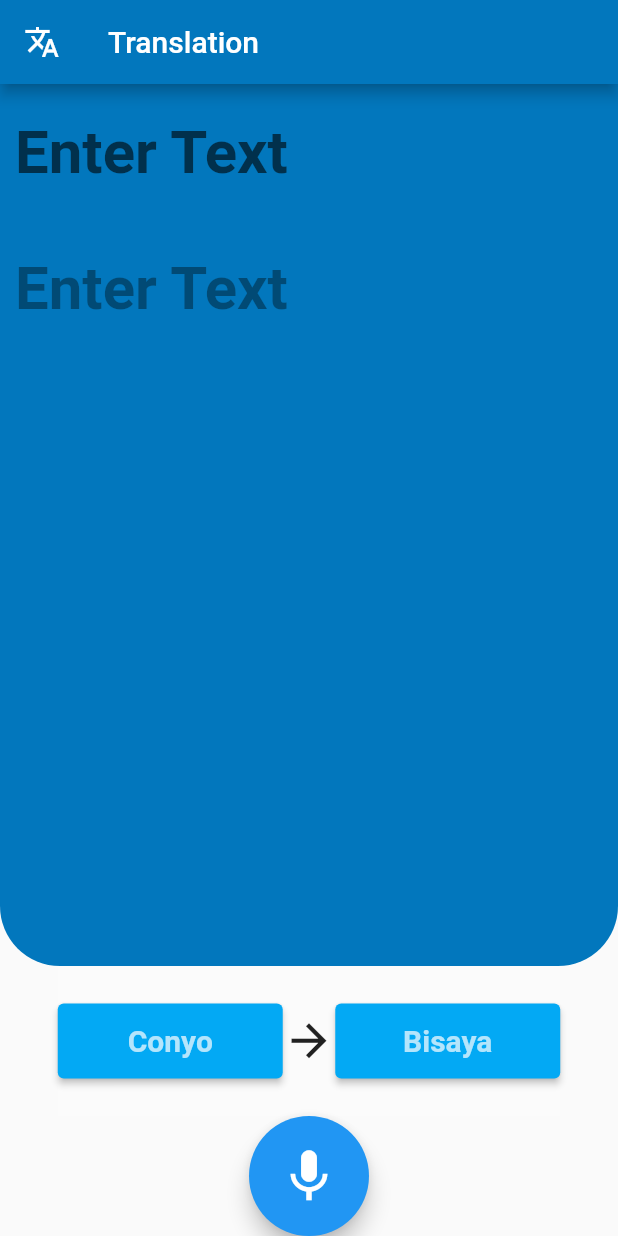
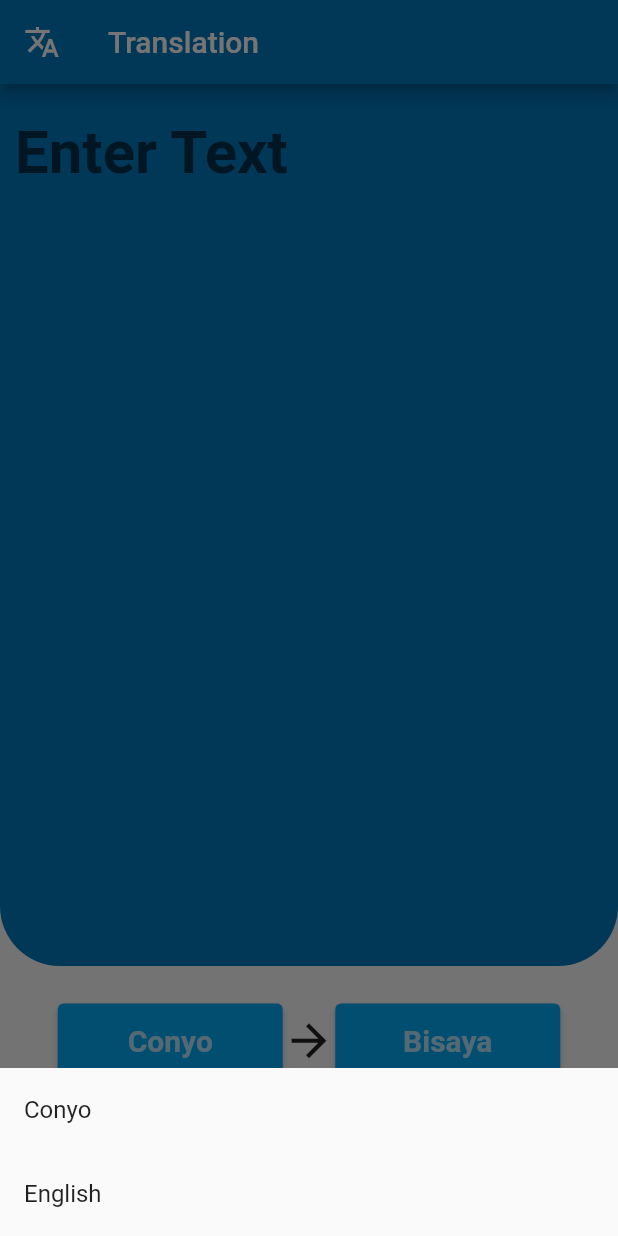
Before and after one commit to rtags911/SpeechRecognition, a Flutter app: the screen it shows after launch, after a tap on "Conyo", on a phone screen of 412 x 824 dp. Run offline on Flutter 3.47's test engine with Material 2 defaults, Android fonts, the phone set to English and light mode, and no system bars; our stand-ins replace fluttertoast, permission_handler; missing offline and left inert: flutter_sound.

```diff
--- a/lib/main.dart
+++ b/lib/main.dart
@@ -1,74 +1,92 @@
+import 'dart:async';
+
 import 'package:flutter/material.dart';
-import 'package:flutter/services.dart';
 import 'package:fluttertoast/fluttertoast.dart';
 import 'package:http/http.dart' as http;
 import 'package:flutter_sound/flutter_sound.dart';
 import 'package:path_provider/path_provider.dart';
-import 'package:logging/logging.dart'; // Import the logging package
+import 'package:logging/logging.dart';
 import 'package:permission_handler/permission_handler.dart';
+
 import 'dart:convert';
 
 void main() {
-  runApp(const MyApp());
+  runApp(MyApp());
 }
 
-class MyApp extends StatefulWidget {
+class MyApp extends StatelessWidget {
   @override
-  State<MyApp> createState() => _MyAppState();
-  const MyApp({super.key});
+  Widget build(BuildContext context) {
+    return const MaterialApp(
+      title: 'Translation App',
+      home: TranslationPage(),
+    );
+  }
 }
 
-class _MyAppState extends State<MyApp> {
-  final Logger _logger = Logger('MyApp'); // Create a logger instance
-  String nine = 'today';
-  String transribetext = '';
-  String translated = 'Translation';
-  String url = 'http://192.168.68.101:5000/upload_audio';
-  int curtindex = 0;
+class TranslationPage extends StatefulWidget {
+  const TranslationPage({Key? key}) : super(key: key);
+
+  @override
+  _TranslationPageState createState() => _TranslationPageState();
+}
+
+class _TranslationPageState extends State<TranslationPage> {
+  final Logger _logger = Logger('TranslationPage');
+TextEditingController textEditingController = TextEditingController();
+  final TextEditingController _textController = TextEditingController();
+  String enteredText = '';
+  Timer? _timer;
+  String transcribedText = '';
+  String TextChoose = 'Conyo';
+  String translatedText = ' ';
+  int currentIndex = 0;
   bool isVisible = true;
   bool isRecording = false;
   late FlutterSoundRecorder _audioRecorder;
-  bool shouldHideSizedBox = false;
 
   @override
   void initState() {
     super.initState();
     _audioRecorder = FlutterSoundRecorder();
     _audioRecorder.openRecorder();
-
     requestPermissions();
     WidgetsBinding.instance.addPostFrameCallback((_) {
-      // Add a listener to check the keyboard status after the build is completed
       checkKeyboardVisibility();
     });
   }
 
+void updateHintText(String translatedWord) {
+    setState(() {
+      textEditingController.text =
+          translatedWord; // Update text in the controller
+    });
+  }
   void checkKeyboardVisibility() {
+    WidgetsBinding.instance.addPostFrameCallback((_) {
       final mediaQueryData = MediaQuery.of(context);
       final keyboardHeight = mediaQueryData.viewInsets.bottom;
+      if (mounted) {
         setState(() {
           isVisible = keyboardHeight <= 0;
         });
       }
+    });
+  }
 
   Future<void> requestPermissions() async {
-    // Request both RECORD_AUDIO and WRITE_EXTERNAL_STORAGE permissions
     Map<Permission, PermissionStatus> statuses = await [
       Permission.microphone,
       Permission.storage,
     ].request();
-
-    // Check the status for each permission
     if (statuses[Permission.microphone]!.isGranted &&
         statuses[Permission.storage]!.isGranted) {
-      // Permissions granted, you can proceed with audio recording or other tasks.
+      // Permissions granted
     } else if (statuses[Permission.microphone]!.isDenied ||
         statuses[Permission.storage]!.isDenied) {
-      // Permissions denied on the first request, show a message or explanation to the user.
       _showPermissionDeniedDialog();
     } else if (statuses[Permission.microphone]!.isPermanentlyDenied ||
         statuses[Permission.storage]!.isPermanentlyDenied) {
-      // Permissions permanently denied, open app settings so the user can enable them manually.
       openAppSettings();
     }
   }
@@ -97,12 +115,10 @@ class _MyAppState extends State<MyApp> {
       if (!isRecording) {
         final tempDir = await getTemporaryDirectory();
         final recordingPath = '${tempDir.path}/my_audio.wav';
-
         await _audioRecorder.startRecorder(
           toFile: recordingPath,
           codec: Codec.pcm16WAV,
         );
-
         Fluttertoast.showToast(
           msg: 'Recording!',
           toastLength: Toast.LENGTH_SHORT,
@@ -110,13 +126,11 @@ class _MyAppState extends State<MyApp> {
           backgroundColor: Colors.red,
           textColor: Colors.white,
         );
-
         setState(() {
-          isRecording = true; // Update the state when recording starts
+          isRecording = true;
         });
       } else {
         await _audioRecorder.stopRecorder();
-
         Fluttertoast.showToast(
           msg: 'Recording stopped',
           toastLength: Toast.LENGTH_SHORT,
@@ -124,12 +138,9 @@ class _MyAppState extends State<MyApp> {
           backgroundColor: Colors.green,
           textColor: Colors.white,
         );
-
-        // Send the recorded audio to the server
         await sendAudioToServer();
-
         setState(() {
-          isRecording = false; // Update the state when recording stops
+          isRecording = false;
         });
       }
     } catch (e) {
@@ -139,59 +150,56 @@ class _MyAppState extends State<MyApp> {
 
   Future<void> sendAudioToServer() async {
     try {
-      final tempDir =
-          await getTemporaryDirectory(); // Get the temporary directory
+      final tempDir = await getTemporaryDirectory();
       final recordingPath = '${tempDir.path}/my_audio.wav';
-
-      var uri = Uri.parse(url); // Replace with your Flask backend URL
+      var uri = Uri.parse('http://192.168.31.29:5000/upload_audio/$TextChoose');
       var request = http.MultipartRequest('POST', uri)
         ..files.add(await http.MultipartFile.fromPath('audio', recordingPath));
 
       var response = await request.send();
+
       if (response.statusCode == 200) {
-        // Successfully uploaded audio, handle the response
         String responseBody = await response.stream.bytesToString();
         Map<String, dynamic> jsonResponse = json.decode(responseBody);
-
-        // Extract recognized and translated text
         String recognizedText = jsonResponse['recognized_text'];
         String translatedText = jsonResponse['translated_text'];
-
-        // Update the UI with the transcription and translation
         setState(() {
-          transribetext = recognizedText.replaceAll('"', '');
-          translated = translatedText.replaceAll('"', '');
+          transcribedText = recognizedText.replaceAll('"', '');
+          print(transcribedText);
+          translatedText = translatedText.replaceAll('"', '');
+          print(translatedText);
         });
       } else {
-        // Handle errors
-        _logger.warning(
-            'Error: ${response.reasonPhrase}'); // Use the logger for warnings
+        _logger.warning('Error: ${response.reasonPhrase}');
       }
     } catch (e) {
-      _logger.severe(
-          'Error sending audio to server: $e'); // Use the logger for errors
+      _logger.severe('Error sending audio to server: $e');
     }
   }
 
   Future<void> sendTextToServer(String text) async {
     try {
-      var uri = Uri.parse(url); // Replace with your Flask backend URL
-      var response = await http.post(
-        uri,
-        headers: {'Content-Type': 'application/json'},
-        body: jsonEncode({'text': text}),
-      );
+      // Replace the URL with your server endpoint
+      // ignore: prefer_interpolation_to_compose_strings
+      var uri = Uri.parse('http://192.168.68.101:5000/$TextChoose');
+
+      var request = http.MultipartRequest('POST', uri)
+        ..fields['text'] =
+            enteredText; // Sending text as a field in the request
+
+      var response = await request.send();
 
       if (response.statusCode == 200) {
-        // Successfully received the translated text from the server
-        String translatedText = jsonDecode(response.body)['translated_text'];
+        String responseBody = await response.stream.bytesToString();
+        Map<String, dynamic> jsonResponse = json.decode(responseBody);
+        String recognizedText = jsonResponse['recognized_text'];
+        String translatedText = jsonResponse['translated_text'];
 
-        // Update the UI with the translated text
         setState(() {
-          transribetext = translatedText.replaceAll('"', '');
+          transcribedText = recognizedText.replaceAll('"', '');
+          translatedText = translatedText.replaceAll('"', '');
         });
       } else {
-        // Handle errors from the server
         _logger.warning('Error: ${response.reasonPhrase}');
       }
     } catch (e) {
@@ -199,9 +207,21 @@ class _MyAppState extends State<MyApp> {
     }
   }
 
+  void updateTranslatedText(String newText) {
+    setState(() {
+      translatedText = newText; // Update translatedText with new text
+    });
+  }
+
   @override
   void dispose() {
-    _audioRecorder.closeRecorder();
+    _textController
+        .dispose(); // Dispose the TextEditingController to avoid memory leaks
+    if (_timer != null && _timer!.isActive) {
+      _timer!.cancel(); // Cancel the timer on dispose
+    }
+
+    _audioRecorder.closeRecorder(); // Dispose the audio recorder
     super.dispose();
   }
 
@@ -215,15 +235,8 @@ class _MyAppState extends State<MyApp> {
       backgroundColor: Colors.lightBlue.shade500,
       fixedSize: const Size(150, 50),
     );
-
-    final TextStyle inputStyle = TextStyle(
-      fontSize: 40,
-      fontWeight: FontWeight.bold,
-      color: Colors.black,
-    );
-
-    return MaterialApp(
-      home: Scaffold(
+updateHintText(translatedText);
+    return Scaffold(
       appBar: AppBar(
         leading: const Icon(Icons.translate),
         title: const Text('Translation'),
@@ -243,26 +256,52 @@ class _MyAppState extends State<MyApp> {
                 borderRadius: const BorderRadius.only(
                   bottomRight: Radius.circular(40),
                   bottomLeft: Radius.circular(40),
-                      )),
+                ),
+              ),
               child: Column(
                 children: [
                   Padding(
                     padding: const EdgeInsets.all(10.0),
                     child: TextField(
+                      controller: TextEditingController(text: transcribedText),
+                      onChanged: (text) {
+                        if (_timer != null && _timer!.isActive) {
+                          _timer!.cancel(); // Cancel the previous timer
+                        }
+                        _timer = Timer(const Duration(milliseconds: 800), () {
+                          setState(() {
+                            enteredText = transcribedText;
+                            print(
+                                enteredText); // Capture the text after a delay
+                          });
+                        });
+                        //sendTextToServer(text);
+                      },
                       decoration: const InputDecoration(
-                              hintText: 'Enter Text ',
-                              border: InputBorder.none),
-                          style: inputStyle,
+                        hintText: 'Enter Text',
+                        border: InputBorder.none,
+                      ),
+                      style: const TextStyle(
+                        fontSize: 40,
+                        fontWeight: FontWeight.bold,
+                        color: Colors.black,
+                      ),
                     ),
                   ),
                  Padding(
                     padding: const EdgeInsets.all(10.0),
                     child: TextField(
-                          decoration: const InputDecoration(
-                              hintText: 'Enter Text ',
-                              border: InputBorder.none),
-                          style: inputStyle,
+                      decoration: InputDecoration(
+                        hintText: translatedText,
+                        border: InputBorder.none,
                         enabled: false,
+                      ),
+                      style: const TextStyle(
+                        fontSize: 40,
+                        fontWeight: FontWeight.bold,
+                        color: Colors.black,
+                      ),
+
                     ),
                   ),
                 ],
@@ -278,20 +317,44 @@ class _MyAppState extends State<MyApp> {
                 ElevatedButton(
                   style: style,
                   onPressed: () {
-                        // ignore: avoid_print
-                        print('Button Pressed2');
+                    showModalBottomSheet(
+                      context: context,
+                      builder: (BuildContext builder) {
+                        return Column(
+                          mainAxisSize: MainAxisSize.min,
+                          children: <Widget>[
+                            ListTile(
+                              title: const Text('Conyo'),
+                              onTap: () {
+                                Navigator.pop(context, 'Conyo');
                               },
-                      child: const Text("Conyo"),
+                            ),
+                            ListTile(
+                              title: const Text('English'),
+                              onTap: () {
+                                Navigator.pop(context, 'English');
+                              },
+                            ),
+                          ],
+                        );
+                      },
+                    ).then((value) {
+                      if (value != null) {
+                        setState(() {
+                          TextChoose = value;
+                          print('Press : ' + TextChoose);
+                        });
+                      }
+                    });
+                  },
+                  child: Text(TextChoose),
                 ),
                 const Icon(
                   Icons.arrow_forward,
                   size: 35,
                 ),
                 ElevatedButton(
-                      onPressed: () {
-                        // ignore: avoid_print
-                        print('Button Pressed1');
-                      },
+                  onPressed: () {},
                   style: style,
                   child: const Text("Bisaya"),
                 ),
@@ -312,7 +375,6 @@ class _MyAppState extends State<MyApp> {
                     size: 42,
                   ),
                   onPressed: () {
-                        // Handle microphone button press
                     toggleRecording();
                   },
                 ),
@@ -320,7 +382,7 @@ class _MyAppState extends State<MyApp> {
             ),
           )
         ],
-          )),
+      ),
     );
   }
 }
```
Lines whose indentation alone changed are shown as unchanged.
